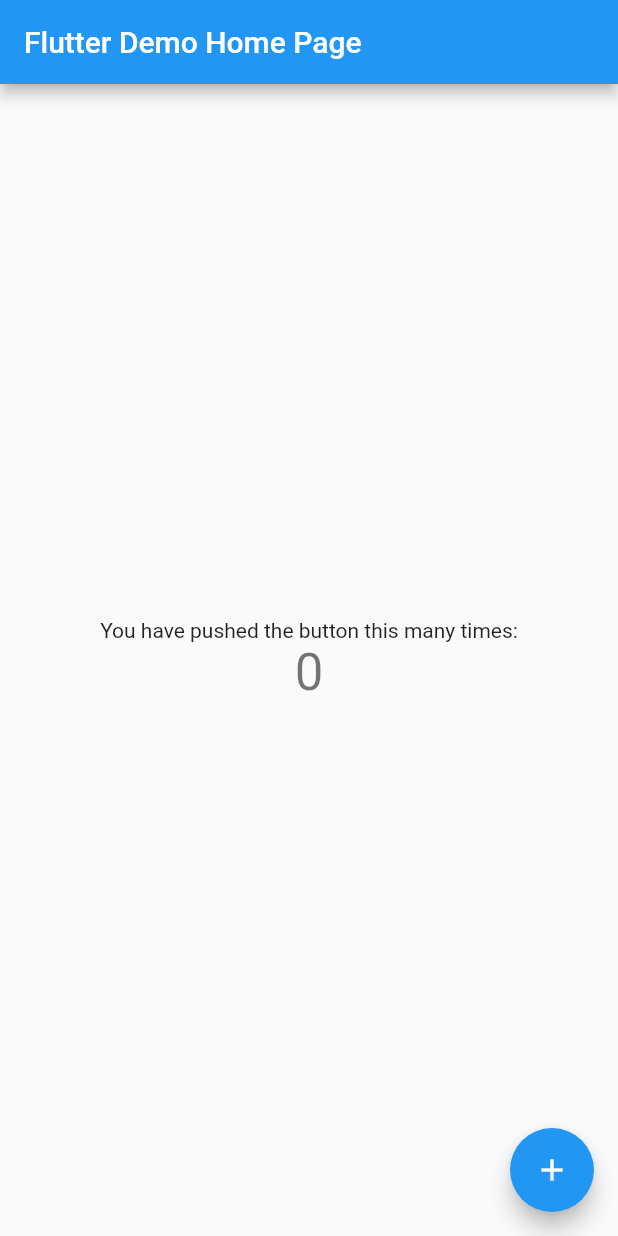
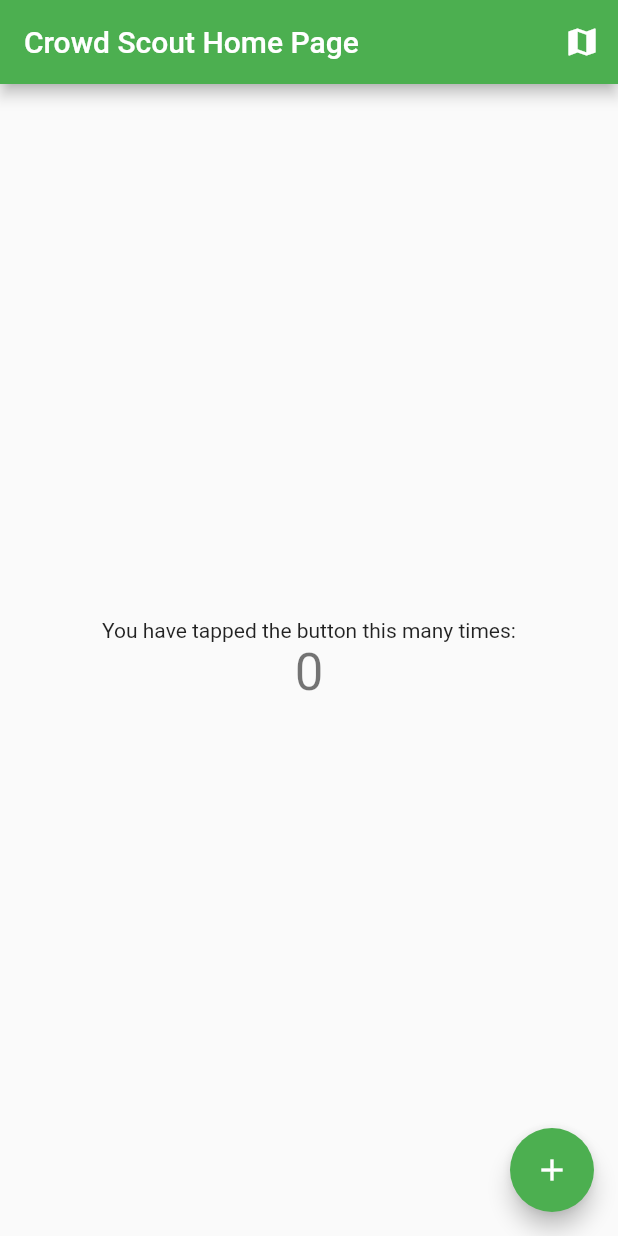
Before and after one commit to andrewdimmer/crowd-scout, a Flutter app: the screen it shows after launch, on a phone screen of 412 x 824 dp. Run offline on Flutter 3.47's test engine with Material 2 defaults, Android fonts, the phone set to English and light mode, and no system bars.

Commit message:
feat: Added Initial Map and Search Pages (#2)
* refactor: Moved MyHomePage off main.dart

* feat: Added (very) basic maps page

* feat: Added a Search AppBar

* feat: Added a (Very) Basic Search Page

```diff
--- a/crowd_scout/lib/main.dart
+++ b/crowd_scout/lib/main.dart
@@ -1,4 +1,5 @@
 import 'package:flutter/material.dart';
+import 'widgets/MyHomePage.dart';
 
 void main() => runApp(MyApp());
 
@@ -7,105 +8,11 @@ class MyApp extends StatelessWidget {
   @override
   Widget build(BuildContext context) {
     return MaterialApp(
-      title: 'Flutter Demo',
+      title: 'Crowd Scout',
       theme: ThemeData(
-        // This is the theme of your application.
-        //
-        // Try running your application with "flutter run". You'll see the
-        // application has a blue toolbar. Then, without quitting the app, try
-        // changing the primarySwatch below to Colors.green and then invoke
-        // "hot reload" (press "r" in the console where you ran "flutter run",
-        // or simply save your changes to "hot reload" in a Flutter IDE).
-        // Notice that the counter didn't reset back to zero; the application
-        // is not restarted.
-        primarySwatch: Colors.blue,
+        primarySwatch: Colors.green,
       ),
-      home: MyHomePage(title: 'Flutter Demo Home Page'),
+      home: MyHomePage(title: 'Crowd Scout Home Page'),
     );
   }
 }
-
-class MyHomePage extends StatefulWidget {
-  MyHomePage({Key key, this.title}) : super(key: key);
-
-  // This widget is the home page of your application. It is stateful, meaning
-  // that it has a State object (defined below) that contains fields that affect
-  // how it looks.
-
-  // This class is the configuration for the state. It holds the values (in this
-  // case the title) provided by the parent (in this case the App widget) and
-  // used by the build method of the State. Fields in a Widget subclass are
-  // always marked "final".
-
-  final String title;
-
-  @override
-  _MyHomePageState createState() => _MyHomePageState();
-}
-
-class _MyHomePageState extends State<MyHomePage> {
-  int _counter = 0;
-
-  void _incrementCounter() {
-    setState(() {
-      // This call to setState tells the Flutter framework that something has
-      // changed in this State, which causes it to rerun the build method below
-      // so that the display can reflect the updated values. If we changed
-      // _counter without calling setState(), then the build method would not be
-      // called again, and so nothing would appear to happen.
-      _counter++;
-    });
-  }
-
-  @override
-  Widget build(BuildContext context) {
-    // This method is rerun every time setState is called, for instance as done
-    // by the _incrementCounter method above.
-    //
-    // The Flutter framework has been optimized to make rerunning build methods
-    // fast, so that you can just rebuild anything that needs updating rather
-    // than having to individually change instances of widgets.
-    return Scaffold(
-      appBar: AppBar(
-        // Here we take the value from the MyHomePage object that was created by
-        // the App.build method, and use it to set our appbar title.
-        title: Text(widget.title),
-      ),
-      body: Center(
-        // Center is a layout widget. It takes a single child and positions it
-        // in the middle of the parent.
-        child: Column(
-          // Column is also a layout widget. It takes a list of children and
-          // arranges them vertically. By default, it sizes itself to fit its
-          // children horizontally, and tries to be as tall as its parent.
-          //
-          // Invoke "debug painting" (press "p" in the console, choose the
-          // "Toggle Debug Paint" action from the Flutter Inspector in Android
-          // Studio, or the "Toggle Debug Paint" command in Visual Studio Code)
-          // to see the wireframe for each widget.
-          //
-          // Column has various properties to control how it sizes itself and
-          // how it positions its children. Here we use mainAxisAlignment to
-          // center the children vertically; the main axis here is the vertical
-          // axis because Columns are vertical (the cross axis would be
-          // horizontal).
-          mainAxisAlignment: MainAxisAlignment.center,
-          children: <Widget>[
-            Text(
-              'You have pushed the button this many times:',
-            ),
-            Text(
-              '$_counter',
-              style: Theme.of(context).textTheme.display1,
-            ),
-          ],
-        ),
-      ),
-      floatingActionButton: FloatingActionButton(
-        onPressed: _incrementCounter,
-        tooltip: 'Increment',
-        child: Icon(Icons.add),
-      ), // This trailing comma makes auto-formatting nicer for build methods.
-    );
-  }
-}
--- /dev/null
+++ b/crowd_scout/lib/widgets/MyHomePage.dart
@@ -0,0 +1,97 @@
+import 'package:crowd_scout/widgets/MapPage.dart';
+import 'package:flutter/material.dart';
+
+class MyHomePage extends StatefulWidget {
+  MyHomePage({Key key, this.title}) : super(key: key);
+
+  // This widget is the home page of your application. It is stateful, meaning
+  // that it has a State object (defined below) that contains fields that affect
+  // how it looks.
+
+  // This class is the configuration for the state. It holds the values (in this
+  // case the title) provided by the parent (in this case the App widget) and
+  // used by the build method of the State. Fields in a Widget subclass are
+  // always marked "final".
+
+  final String title;
+
+  @override
+  _MyHomePageState createState() => _MyHomePageState();
+}
+
+class _MyHomePageState extends State<MyHomePage> {
+  int _counter = 0;
+
+  void _incrementCounter() {
+    setState(() {
+      // This call to setState tells the Flutter framework that something has
+      // changed in this State, which causes it to rerun the build method below
+      // so that the display can reflect the updated values. If we changed
+      // _counter without calling setState(), then the build method would not be
+      // called again, and so nothing would appear to happen.
+      _counter++;
+    });
+  }
+
+  @override
+  Widget build(BuildContext context) {
+    // This method is rerun every time setState is called, for instance as done
+    // by the _incrementCounter method above.
+    //
+    // The Flutter framework has been optimized to make rerunning build methods
+    // fast, so that you can just rebuild anything that needs updating rather
+    // than having to individually change instances of widgets.
+    return Scaffold(
+      appBar: AppBar(
+        // Here we take the value from the MyHomePage object that was created by
+        // the App.build method, and use it to set our appbar title.
+        title: Text(widget.title),
+        actions: <Widget>[
+          IconButton(
+            icon: Icon(Icons.map),
+            tooltip: "Search",
+            onPressed: () => Navigator.push(
+                context,
+                MaterialPageRoute(
+                    builder: (context) => MapPage(title: "Crowd Scout"))),
+          )
+        ],
+      ),
+      body: Center(
+        // Center is a layout widget. It takes a single child and positions it
+        // in the middle of the parent.
+        child: Column(
+          // Column is also a layout widget. It takes a list of children and
+          // arranges them vertically. By default, it sizes itself to fit its
+          // children horizontally, and tries to be as tall as its parent.
+          //
+          // Invoke "debug painting" (press "p" in the console, choose the
+          // "Toggle Debug Paint" action from the Flutter Inspector in Android
+          // Studio, or the "Toggle Debug Paint" command in Visual Studio Code)
+          // to see the wireframe for each widget.
+          //
+          // Column has various properties to control how it sizes itself and
+          // how it positions its children. Here we use mainAxisAlignment to
+          // center the children vertically; the main axis here is the vertical
+          // axis because Columns are vertical (the cross axis would be
+          // horizontal).
+          mainAxisAlignment: MainAxisAlignment.center,
+          children: <Widget>[
+            Text(
+              'You have tapped the button this many times:',
+            ),
+            Text(
+              '$_counter',
+              style: Theme.of(context).textTheme.display1,
+            ),
+          ],
+        ),
+      ),
+      floatingActionButton: FloatingActionButton(
+        onPressed: _incrementCounter,
+        tooltip: 'Increment',
+        child: Icon(Icons.add),
+      ), // This trailing comma makes auto-formatting nicer for build methods.
+    );
+  }
+}
```
Also changed, not shown: crowd_scout/lib/elements/searchAppbar.dart (added, +46 -0 lines), crowd_scout/lib/widgets/MapPage.dart (added, +50 -0 lines), crowd_scout/lib/widgets/SearchPage.dart (added, +80 -0 lines).
